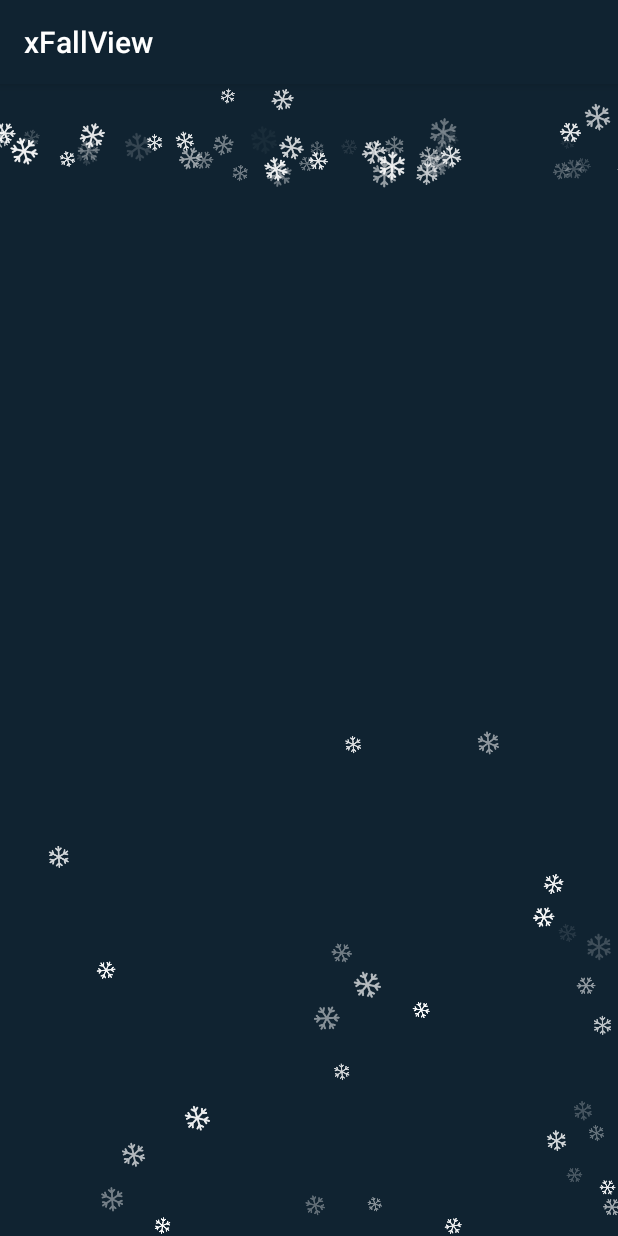
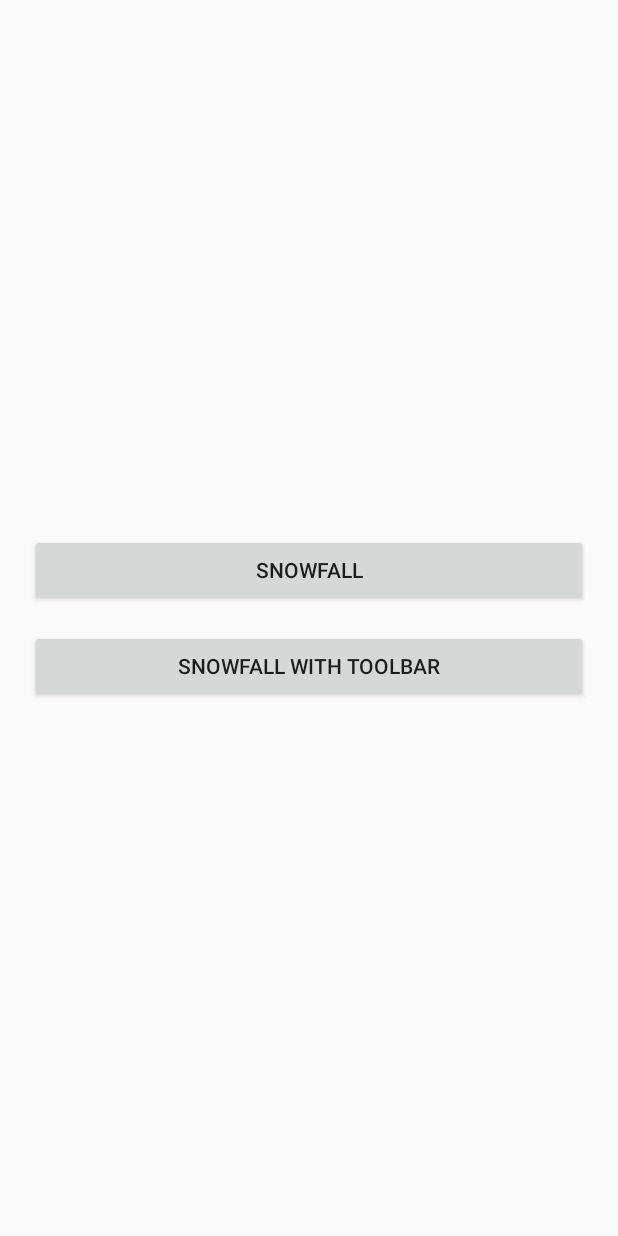
Before and after one commit to docentTSR/xFallView, an Android app: the screen it shows after launch (TestActivity before the commit, NavigationActivity after it), on a phone screen of 412 x 824 dp. Run offline under Robolectric (Android 15) with nearby library versions, the phone set to English and light mode, and no system bars.

Commit message:
project - add example for toolbar and x fall view

```diff
--- a/app/build.gradle
+++ b/app/build.gradle
@@ -27,4 +27,5 @@ dependencies {
     implementation project(':xFallView')
 
     implementation 'com.android.support:appcompat-v7:27.1.1'
+    implementation 'com.android.support:design:27.1.1'
 }
--- a/app/src/main/java/com/docentTSR/views/xfallview/TestActivity.java
+++ b/app/src/main/java/com/docentTSR/views/xfallview/BaseSnowfallActivity.java
@@ -1,27 +1,37 @@
-package com.docenttsr.views.xfallview;
+package com.docentTSR.views.xfallview;
 
 import android.os.Bundle;
 import android.os.Handler;
+import android.support.annotation.LayoutRes;
 import android.support.v7.app.AppCompatActivity;
 
 import com.docentTSR.xFallView.views.XFallView;
 
 
-public class TestActivity extends AppCompatActivity {
+public abstract class BaseSnowfallActivity extends AppCompatActivity {
 
     private static final int DELAY_BEFORE_ANIMATION = 500;
 
-    private Handler handler;
+    protected Handler handler;
 
-    private XFallView xFallView;
+    protected abstract @LayoutRes int getLayoutResId();
+
+    protected abstract void initToolbar();
+    protected abstract void initViews();
+
+    protected abstract XFallView getXFallView();
 
     @Override
     protected void onCreate(Bundle savedInstanceState) {
         super.onCreate(savedInstanceState);
 
-        setContentView(R.layout.activity_test);
+        setContentView(getLayoutResId());
+
+        initToolbar();
 
         initViews();
+
+        getXFallView().setAlpha(0.f);
 
         handler = new Handler();
     }
@@ -33,9 +43,9 @@ public class TestActivity extends AppCompatActivity {
         handler.postDelayed(new Runnable() {
             @Override
             public void run() {
-                xFallView.startFall();
+                getXFallView().startFall();
 
-                xFallView.animate()
+                getXFallView().animate()
                         .setDuration(1_500)
                         .alpha(1)
                         .start();
@@ -45,17 +55,11 @@ public class TestActivity extends AppCompatActivity {
 
     @Override
     protected void onStop() {
-        xFallView.stopFall();
+        getXFallView().stopFall();
 
         handler.removeCallbacksAndMessages(null);
 
         super.onStop();
     }
 
-    private void initViews() {
-        xFallView = findViewById(R.id.test_xfall_view);
-
-        xFallView.setAlpha(0.f);
-    }
-
 }
--- /dev/null
+++ b/app/src/main/java/com/docentTSR/views/xfallview/NavigationActivity.java
@@ -0,0 +1,37 @@
+package com.docentTSR.views.xfallview;
+
+import android.content.Intent;
+import android.os.Bundle;
+import android.support.v7.app.AppCompatActivity;
+import android.view.View;
+
+public class NavigationActivity extends AppCompatActivity {
+
+    @Override
+    protected void onCreate(Bundle savedInstanceState) {
+        super.onCreate(savedInstanceState);
+
+        setContentView(R.layout.activity_navigation);
+
+        initViews();
+    }
+
+    private void initViews() {
+        View snowfallActionView = findViewById(R.id.snowfall_action_view);
+        snowfallActionView.setOnClickListener(new View.OnClickListener() {
+            @Override
+            public void onClick(View v) {
+                startActivity(new Intent(v.getContext(), SnowfallActivity.class));
+            }
+        });
+
+        View snowfallToolbarActionView = findViewById(R.id.snowfall_toolbar_action_view);
+        snowfallToolbarActionView.setOnClickListener(new View.OnClickListener() {
+            @Override
+            public void onClick(View v) {
+                startActivity(new Intent(v.getContext(), ToolbarActivity.class));
+            }
+        });
+    }
+
+}
--- /dev/null
+++ b/app/src/main/res/layout/activity_navigation.xml
@@ -0,0 +1,32 @@
+<?xml version="1.0" encoding="utf-8"?>
+<LinearLayout
+    xmlns:android="http://schemas.android.com/apk/res/android"
+    xmlns:tools="http://schemas.android.com/tools"
+    android:layout_width="match_parent"
+    android:layout_height="match_parent"
+    android:orientation="vertical"
+    android:gravity="center"
+    android:padding="20dp"
+    tools:context="com.docentTSR.views.xfallview.NavigationActivity"
+    >
+
+    <Button
+        android:id="@+id/snowfall_action_view"
+        android:layout_width="match_parent"
+        android:layout_height="wrap_content"
+        android:text="Snowfall"
+        />
+
+    <android.widget.Space
+        android:layout_width="match_parent"
+        android:layout_height="16dp"
+        />
+
+    <Button
+        android:id="@+id/snowfall_toolbar_action_view"
+        android:layout_width="match_parent"
+        android:layout_height="wrap_content"
+        android:text="Snowfall with Toolbar"
+        />
+
+</LinearLayout>
--- a/app/src/main/res/values/styles.xml
+++ b/app/src/main/res/values/styles.xml
@@ -1,9 +1,11 @@
 <resources>
 
-    <style name="AppTheme" parent="Theme.AppCompat.Light.DarkActionBar">
+    <style name="AppTheme" parent="Theme.AppCompat.Light.NoActionBar">
         <item name="colorPrimary">@color/colorPrimary</item>
         <item name="colorPrimaryDark">@color/colorPrimaryDark</item>
         <item name="colorAccent">@color/colorAccent</item>
     </style>
 
+    <style name="ToolbarOverlay" parent="ThemeOverlay.AppCompat.Dark"/>
+
 </resources>
--- a/build.gradle
+++ b/build.gradle
@@ -7,7 +7,7 @@ buildscript {
     }
 
     dependencies {
-        classpath 'com.android.tools.build:gradle:3.1.2'
+        classpath 'com.android.tools.build:gradle:3.1.3'
         classpath 'com.jfrog.bintray.gradle:gradle-bintray-plugin:1.7.3'
         classpath 'com.github.dcendents:android-maven-gradle-plugin:2.1'
     }
```
Also changed, not shown: app/src/main/AndroidManifest.xml (+16 -3 lines), app/src/main/java/com/docentTSR/views/xfallview/SnowfallActivity.java (added, +36 -0 lines), app/src/main/java/com/docentTSR/views/xfallview/ToolbarActivity.java (added, +55 -0 lines), app/src/main/res/layout/activity_snowfall.xml (renamed from app/src/main/res/layout/activity_test.xml, +11 -2 lines), app/src/main/res/layout/activity_toolbar.xml (added, +42 -0 lines).
